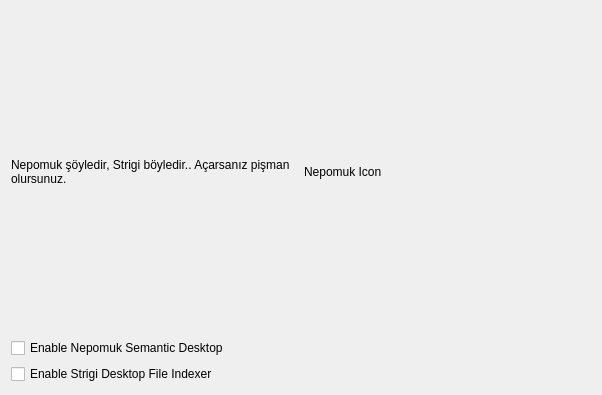
This is kde4/kaptan4/src/gui/searchWidget.ui in pars-linux/uludag as Qt 5 draws it before an edit. The edited form follows.
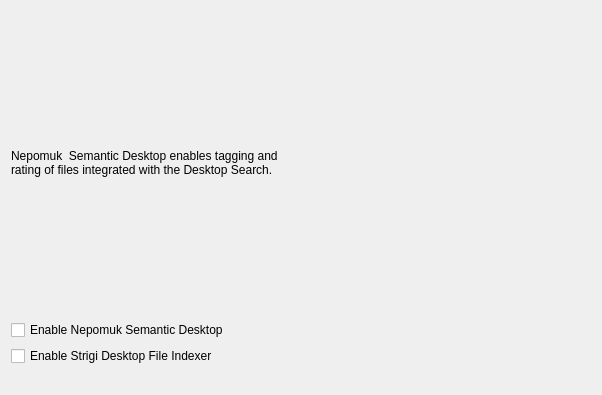
This is the edited form.

Commit message: cleanup nepomuk desc. and add image

What changed in the file:
```diff
--- a/kde4/kaptan4/src/gui/searchWidget.ui
+++ b/kde4/kaptan4/src/gui/searchWidget.ui
@@ -14,6 +14,22 @@
   </property>
   <layout class="QGridLayout" name="gridLayout" >
    <item row="0" column="0" >
+    <spacer name="verticalSpacer_3" >
+     <property name="orientation" >
+      <enum>Qt::Vertical</enum>
+     </property>
+     <property name="sizeType" >
+      <enum>QSizePolicy::Fixed</enum>
+     </property>
+     <property name="sizeHint" stdset="0" >
+      <size>
+       <width>20</width>
+       <height>40</height>
+      </size>
+     </property>
+    </spacer>
+   </item>
+   <item row="1" column="0" >
     <layout class="QHBoxLayout" name="horizontalLayout" >
      <item>
       <widget class="QLabel" name="labelSearchDescription" >
@@ -21,7 +37,7 @@
         <enum>QFrame::Raised</enum>
        </property>
        <property name="text" >
-        <string>Nepomuk şöyledir, Strigi böyledir.. Açarsanız pişman olursunuz.</string>
+        <string>Nepomuk  Semantic Desktop enables tagging and rating of files integrated with the Desktop Search.</string>
        </property>
        <property name="wordWrap" >
         <bool>true</bool>
@@ -31,13 +47,29 @@
      <item>
       <widget class="QLabel" name="label_2" >
        <property name="text" >
-        <string>Nepomuk Icon</string>
+        <string/>
        </property>
       </widget>
      </item>
     </layout>
    </item>
-   <item row="1" column="0" >
+   <item row="2" column="0" >
+    <spacer name="verticalSpacer" >
+     <property name="orientation" >
+      <enum>Qt::Vertical</enum>
+     </property>
+     <property name="sizeType" >
+      <enum>QSizePolicy::Fixed</enum>
+     </property>
+     <property name="sizeHint" stdset="0" >
+      <size>
+       <width>20</width>
+       <height>40</height>
+      </size>
+     </property>
+    </spacer>
+   </item>
+   <item row="3" column="0" >
     <layout class="QVBoxLayout" name="verticalLayout" >
      <item>
       <widget class="QCheckBox" name="checkBoxNepomuk" >
@@ -55,6 +87,22 @@
      </item>
     </layout>
    </item>
+   <item row="4" column="0" >
+    <spacer name="verticalSpacer_2" >
+     <property name="orientation" >
+      <enum>Qt::Vertical</enum>
+     </property>
+     <property name="sizeType" >
+      <enum>QSizePolicy::Fixed</enum>
+     </property>
+     <property name="sizeHint" stdset="0" >
+      <size>
+       <width>20</width>
+       <height>18</height>
+      </size>
+     </property>
+    </spacer>
+   </item>
   </layout>
  </widget>
  <resources/>
```
Left out of the diff: 2 changed lines with no effect on the pictures. The commit also changes 3 other files.
